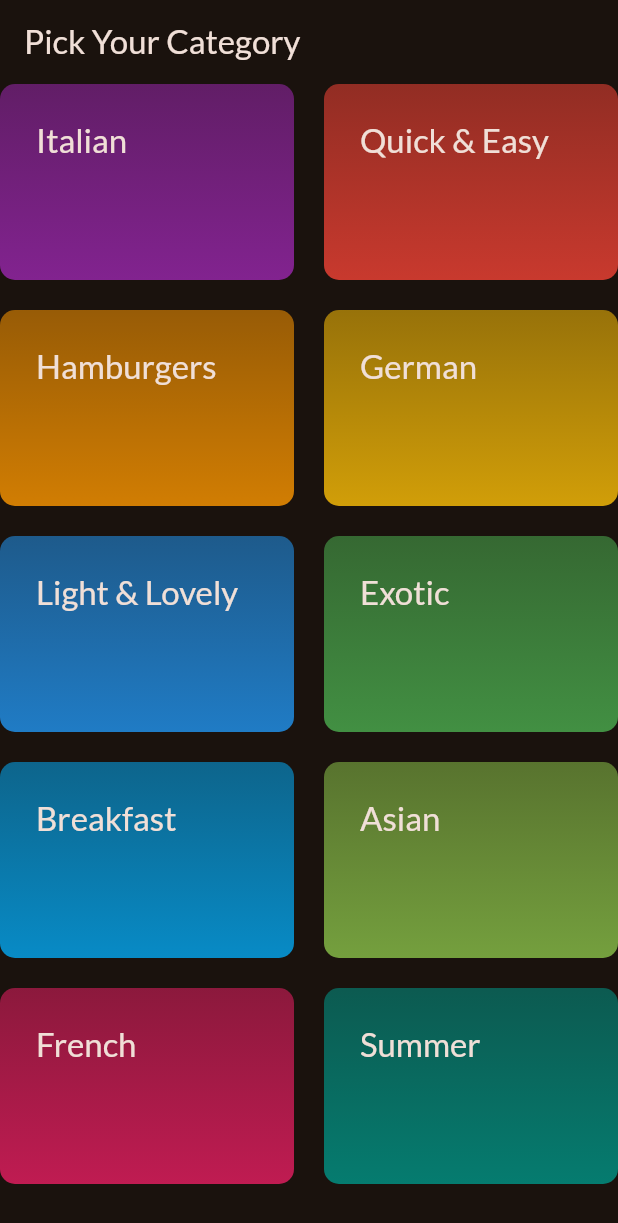
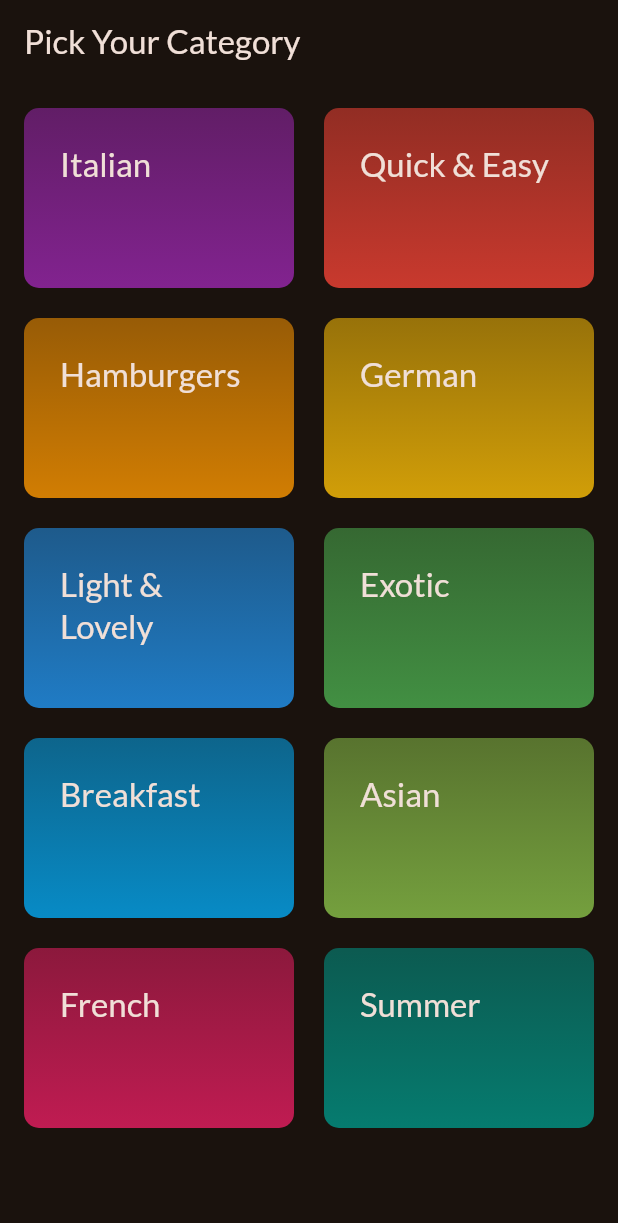
Before and after one commit to RushirajRavalji/Flutter_projects, a Flutter app: the screen it shows after launch, on a phone screen of 412 x 824 dp. Shown: the top 1223 px of the screen. Run offline on Flutter 3.47's test engine with Material 3 defaults, Android fonts, the phone set to English and light mode, and no system bars; our stand-ins replace google_fonts, transparent_image.

Commit message:
add image for each food item and decorate it

```diff
--- a/_6_meals_app/lib/screens/categories.dart
+++ b/_6_meals_app/lib/screens/categories.dart
@@ -28,7 +28,9 @@ class CategoriesScreen extends StatelessWidget {
       appBar: AppBar(
         title: const Text("Pick Your Category"),
       ),
-      body: GridView(
+      body: Padding(
+        padding: const EdgeInsets.all(16.0), // Adjust padding as needed
+        child: GridView(
           gridDelegate: const SliverGridDelegateWithFixedCrossAxisCount(
             crossAxisCount: 2,
             childAspectRatio: 3 / 2,
@@ -41,8 +43,10 @@ class CategoriesScreen extends StatelessWidget {
                 category: category,
                 onSelectCategory: () {
                   _selectCategory(context, category);
-                })
+                },
+              ),
           ],
+        ),
       ),
     );
   }
--- a/_6_meals_app/lib/screens/meals.dart
+++ b/_6_meals_app/lib/screens/meals.dart
@@ -1,4 +1,5 @@
 import 'package:_6_meals_app/models/meal.dart';
+import 'package:_6_meals_app/widgets/meals_items.dart';
 import 'package:flutter/material.dart';
 
 class MealsScreen extends StatelessWidget {
@@ -28,7 +29,7 @@ class MealsScreen extends StatelessWidget {
     if (meals.isNotEmpty) {
       content = ListView.builder(
         itemCount: meals.length,
-        itemBuilder: (ctx, index) => Text(meals[index].title),
+        itemBuilder: (ctx, index) => MealsItems(meal: meals[index]),
       );
     }
 
```
Also changed, not shown: _6_meals_app/lib/widgets/meals_items.dart (+30 -0 lines). Lines whose indentation alone changed are shown as unchanged.
